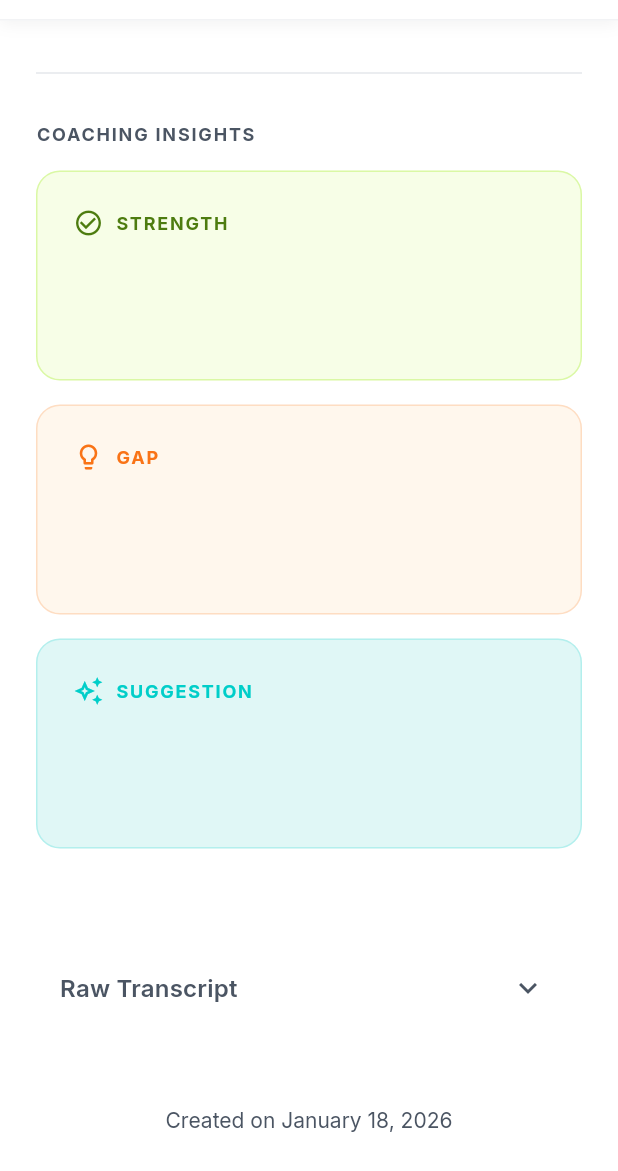
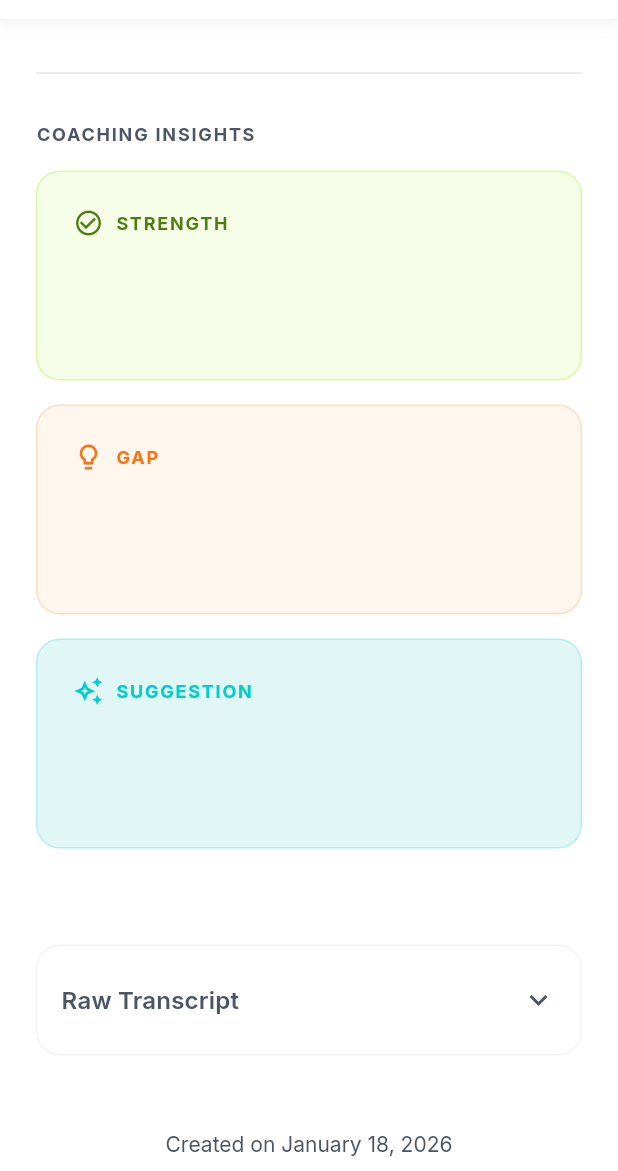
Before and after one commit to nicoladevera/parfolio, a Flutter app: the StoryDetailScreen screen opened directly with empty values, scrolled down 353 dp, on a phone screen of 412 x 824 dp, the part 65-1236 px from its top. Run offline on Flutter 3.47's test engine with Material 3 defaults, Android fonts, the phone set to English and light mode, and no system bars; our stand-ins replace file_picker, firebase_auth, firebase_core, firebase_storage, google_fonts, image_picker and 2 more; missing offline and left inert: dart:html, record; accounts and stored records are empty; network calls fail.

Commit message:
feat: fix raw transcript display and implement export feature (#56)
This commit addresses the following:
- Fixed JSON key mismatch in StoryModel (raw_transcript) to ensure transcripts display correctly in Story Detail.
- Implemented "Export as .txt" functionality for individual transcripts with browser-native download.
- Enhanced Transcript UI:
    - Wrapped transcript in a bordered card for visual structure.
    - Moved export button to a prominent, centered position inside the expanded area.
    - Aligned button styling with the Design System's Secondary (Outlined) pattern (24px pill radius, Gray 300 border).
    - Fixed expansion arrow color behavior.
- Updated documentation:
    - Added "Expandable Transcript Card Pattern" to design_system.md.
    - Clarified transcript export implementation in spec_sheet.md.

```diff
--- a/frontend/lib/models/story_model.dart
+++ b/frontend/lib/models/story_model.dart
@@ -34,7 +34,7 @@ class StoryModel {
       id: json['story_id'] ?? '',
       userId: json['user_id'] ?? '',
       title: json['title'] ?? 'Untitled Story',
-      rawTranscript: json['rawTranscript'] ?? '',
+      rawTranscript: json['raw_transcript'] ?? '',
       problem: json['problem'] ?? '',
       action: json['action'] ?? '',
       result: json['result'] ?? '',
--- a/frontend/lib/screens/story_detail_screen.dart
+++ b/frontend/lib/screens/story_detail_screen.dart
@@ -1,5 +1,8 @@
 import 'package:flutter/material.dart';
 import 'package:intl/intl.dart';
+import 'dart:convert';
+// ignore: avoid_web_libraries_in_flutter
+import 'dart:html' as html;
 import '../models/story_model.dart';
 import '../core/colors.dart';
 import '../widgets/review/coaching_display.dart';
@@ -39,6 +42,41 @@ class StoryDetailScreen extends StatelessWidget {
         ],
       ),
     );
+  }
+
+  void _exportTranscript(BuildContext context) {
+    try {
+      final text = story.rawTranscript;
+      if (text.isEmpty) {
+        ScaffoldMessenger.of(context).showSnackBar(
+          const SnackBar(content: Text('No transcript available to export')),
+        );
+        return;
+      }
+
+      // Generate filename: transcript_{story_title}_{timestamp}.txt
+      final timestamp = DateFormat('yyyyMMdd_HHmmss').format(DateTime.now());
+      final sanitizedTitle = story.title.replaceAll(RegExp(r'[^\w\s-]'), '').replaceAll(RegExp(r'\s+'), '_');
+      final fileName = 'transcript_${sanitizedTitle}_$timestamp.txt';
+
+      // Create blob and download link
+      final bytes = utf8.encode(text);
+      final blob = html.Blob([bytes], 'text/plain');
+      final url = html.Url.createObjectUrlFromBlob(blob);
+      html.AnchorElement(href: url)
+        ..setAttribute('download', fileName)
+        ..click();
+
+      html.Url.revokeObjectUrl(url);
+
+      ScaffoldMessenger.of(context).showSnackBar(
+        SnackBar(content: Text('Transcript exported as $fileName')),
+      );
+    } catch (e) {
+      ScaffoldMessenger.of(context).showSnackBar(
+        const SnackBar(content: Text('Unable to export transcript. Please try again.')),
+      );
+    }
   }
 
   @override
@@ -165,23 +203,75 @@ class StoryDetailScreen extends StatelessWidget {
             ],
 
             SizedBox(height: 48),
-            ExpansionTile(
+            Container(
+              decoration: BoxDecoration(
+                border: Border.all(
+                  color: Theme.of(context).colorScheme.outlineVariant.withOpacity(0.5),
+                ),
+                borderRadius: BorderRadius.circular(16),
+              ),
+              child: Theme(
+                data: Theme.of(context).copyWith(dividerColor: Colors.transparent),
+                child: ExpansionTile(
+                  shape: const Border(),
+                  collapsedShape: const Border(),
+                  tilePadding: const EdgeInsets.symmetric(horizontal: 16, vertical: 8),
+                  childrenPadding: EdgeInsets.zero,
+                  iconColor: Theme.of(context).colorScheme.onSurfaceVariant,
+                  collapsedIconColor: Theme.of(context).colorScheme.onSurfaceVariant,
                   title: Text('Raw Transcript',
                       style: Theme.of(context).textTheme.labelLarge?.copyWith(
                         color: Theme.of(context).colorScheme.onSurfaceVariant
                       )),
                   children: [
                     Padding(
-                  padding: EdgeInsets.all(16),
-                  child: Text(
-                    story.rawTranscript,
+                      padding: EdgeInsets.fromLTRB(16, 0, 16, 16),
+                      child: Column(
+                        crossAxisAlignment: CrossAxisAlignment.start,
+                        children: [
+                          Text(
+                            story.rawTranscript.isNotEmpty
+                                ? story.rawTranscript
+                                : 'Transcript unavailable',
                             style: Theme.of(context).textTheme.bodyMedium?.copyWith(
                               color: Theme.of(context).colorScheme.onSurfaceVariant,
-                      fontStyle: FontStyle.italic
+                              fontStyle: story.rawTranscript.isNotEmpty
+                                  ? FontStyle.normal
+                                  : FontStyle.italic,
+                              height: 1.5,
+                            ),
+                          ),
+                          if (story.rawTranscript.isNotEmpty) ...[
+                            const SizedBox(height: 24),
+                            Center(
+                              child: OutlinedButton.icon(
+                                onPressed: () => _exportTranscript(context),
+                                icon: const Icon(Icons.download_rounded, size: 20),
+                                label: const Text('Export as .txt'),
+                                style: OutlinedButton.styleFrom(
+                                  foregroundColor: const Color(0xFF374151), // Gray 700
+                                  side: const BorderSide(
+                                    color: Color(0xFFD1D5DB), // Gray 300
+                                    width: 2,
+                                  ),
+                                  padding: const EdgeInsets.symmetric(horizontal: 24, vertical: 12),
+                                  shape: RoundedRectangleBorder(
+                                    borderRadius: BorderRadius.circular(24),
+                                  ),
+                                  textStyle: const TextStyle(
+                                    fontWeight: FontWeight.w600,
+                                    fontSize: 12,
+                                  ),
                                 ),
                               ),
                             ),
                           ],
+                        ],
+                      ),
+                    ),
+                  ],
+                ),
+              ),
             ),
             SizedBox(height: 48),
             Center(
```
Also changed, not shown: 2 other files. Lines whose indentation alone changed are shown as unchanged.
